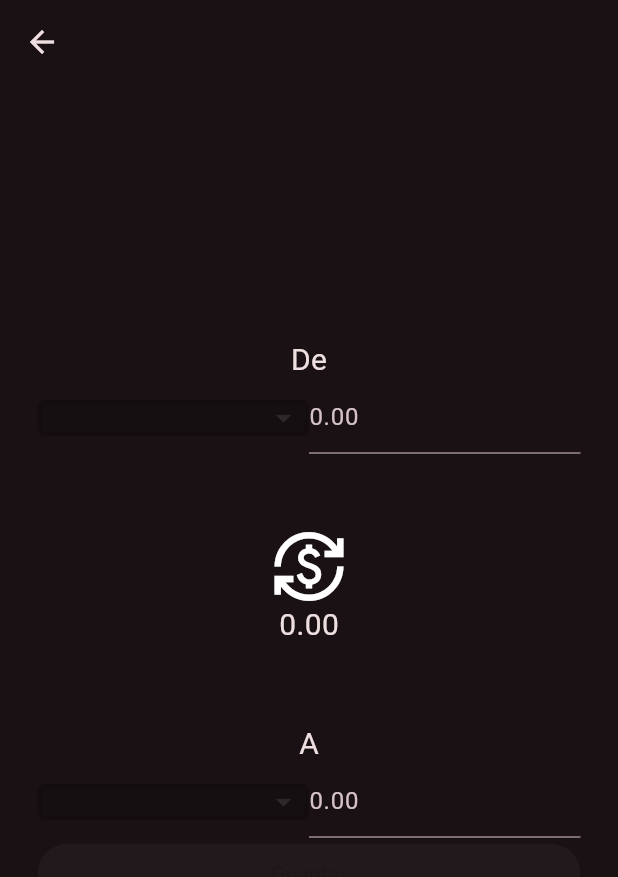
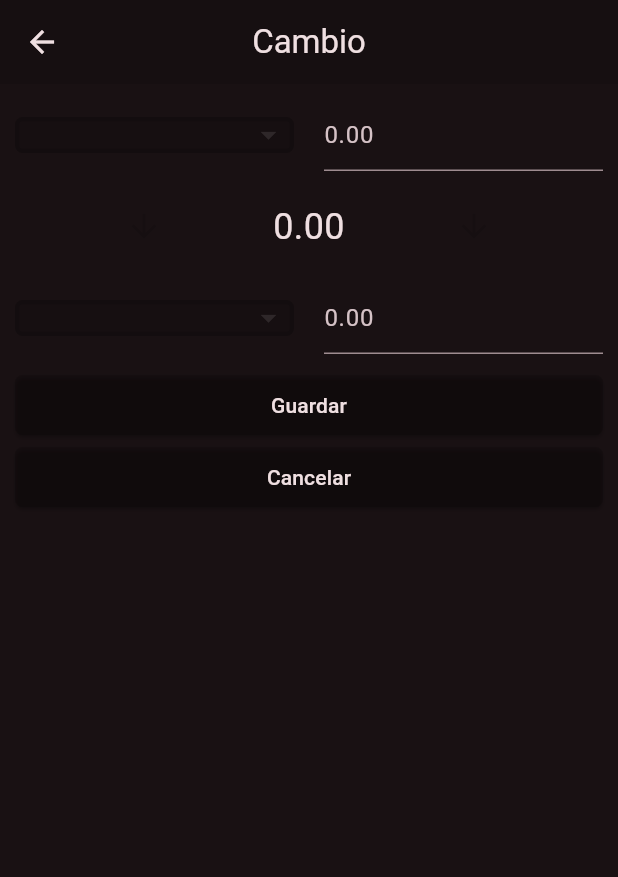
Before and after one commit to Eeshe/fundy, a Flutter app: the ExchangePage screen opened directly, on a phone screen of 412 x 824 dp. Shown: the top 877 px of the screen. Run offline on Flutter 3.47's test engine with Material 3 defaults, Android fonts, the phone set to English and light mode, and no system bars; our stand-ins replace flutter_colorpicker, flutter_expandable_fab, hive, local_auth, month_picker_dialog, percent_indicator and 1 more; missing offline and left inert: coingecko_api; accounts and stored records are empty; generated files the repository leaves out were written again; network calls fail; statements that could not run were skipped.

Commit message:
feat: Stylized exchange page

```diff
--- a/lib/l10n/app_en.arb
+++ b/lib/l10n/app_en.arb
@@ -66,6 +66,7 @@
   "lessThanZeroNewBalance": "New balance can't be lower than 0",
   "balanceUpdate": "Balance Update",
   "cancel": "Cancel",
+  "exchange": "Exchange",
   "fromExchange": "From",
   "toExchange": "To",
   "emptyStartingAccount": "You must select a starting account",
--- a/lib/l10n/app_es.arb
+++ b/lib/l10n/app_es.arb
@@ -66,6 +66,7 @@
   "lessThanZeroNewBalance": "El nuevo saldo no puede ser menor que 0",
   "balanceUpdate": "Actualización de Saldo",
   "cancel": "Cancelar",
+  "exchange": "Cambio",
   "fromExchange": "De",
   "toExchange": "A",
   "emptyStartingAccount": "Debes seleccionar una cuenta inicial",
--- a/lib/ui/pages/exchange_page.dart
+++ b/lib/ui/pages/exchange_page.dart
@@ -2,6 +2,9 @@ import 'package:finman/core/models/account.dart';
 import 'package:finman/core/models/transaction.dart';
 import 'package:finman/ui/shared/localization.dart';
 import 'package:finman/ui/shared/widgets/accout_dropdown_button_widget.dart';
+import 'package:finman/ui/shared/widgets/styled_button_widget.dart';
+import 'package:finman/ui/shared/widgets/text_input_widget.dart';
+import 'package:finman/utils/double_extension.dart';
 import 'package:flutter/material.dart';
 
 class ExchangePage extends StatefulWidget {
@@ -23,10 +26,11 @@ class ExchangePageState extends State<ExchangePage> {
   Account? _startingAccount;
   Account? _finalAccount;
 
-  Widget _createStartingAccountInput() {
+  Widget _createStartingAccountInputWidgets() {
     return Row(
+      mainAxisAlignment: MainAxisAlignment.spaceBetween,
       children: [
-        Expanded(
+        Flexible(
             child: AccountDropdownButtonWidget(
           _startingAccount,
           (account) {
@@ -35,12 +39,12 @@ class ExchangePageState extends State<ExchangePage> {
             });
           },
         )),
-        Expanded(
-          child: TextFormField(
-            controller: _startingAmountController,
-            decoration: const InputDecoration(
+        const SizedBox(width: 20),
+        Flexible(
+          child: TextInputWidget(
+            inputController: _startingAmountController,
             hintText: '0.00',
-            ),
+            textInputType: const TextInputType.numberWithOptions(decimal: true),
             validator: (value) {
               if (_startingAccount == null) {
                 return getAppLocalizations(context)!.emptyStartingAccount;
@@ -60,7 +64,10 @@ class ExchangePageState extends State<ExchangePage> {
               }
               return null;
             },
-            onChanged: (value) => setState(() {}),
+            onChanged: (p0) {
+              setState(() {});
+              return null;
+            },
           ),
         )
       ],
@@ -82,13 +89,34 @@ class ExchangePageState extends State<ExchangePage> {
       double finalAmount = double.parse(finalAmountString);
       rate = finalAmount / startingAmount;
     }
-    return Text(rate.toStringAsFixed(2), style: const TextStyle(fontSize: 20));
+    return Row(
+      mainAxisAlignment: MainAxisAlignment.spaceEvenly,
+      children: [
+        Icon(
+          Icons.arrow_downward,
+          size: 25,
+          color: Theme.of(context).colorScheme.primary,
+        ),
+        Flexible(
+          child: Text(
+            rate.format(),
+            textAlign: TextAlign.center,
+            style: const TextStyle(fontSize: 24),
+          ),
+        ),
+        Icon(
+          Icons.arrow_downward,
+          size: 25,
+          color: Theme.of(context).colorScheme.primary,
+        )
+      ],
+    );
   }
 
   Widget _createFinalAccountInput() {
     return Row(
       children: [
-        Expanded(
+        Flexible(
             child: AccountDropdownButtonWidget(
           _finalAccount,
           (account) {
@@ -97,12 +125,12 @@ class ExchangePageState extends State<ExchangePage> {
             });
           },
         )),
-        Expanded(
-          child: TextFormField(
-            controller: _finalAmountController,
-            decoration: const InputDecoration(
+        const SizedBox(width: 20),
+        Flexible(
+          child: TextInputWidget(
+            inputController: _finalAmountController,
             hintText: '0.00',
-            ),
+            textInputType: const TextInputType.numberWithOptions(decimal: true),
             validator: (value) {
               if (_finalAccount == null) {
                 return getAppLocalizations(context)!.emptyFinalAccount;
@@ -119,7 +147,10 @@ class ExchangePageState extends State<ExchangePage> {
               }
               return null;
             },
-            onChanged: (value) => setState(() {}),
+            onChanged: (p0) {
+              setState(() {});
+              return null;
+            },
           ),
         )
       ],
@@ -130,15 +161,15 @@ class ExchangePageState extends State<ExchangePage> {
     return Row(
       children: [
         Expanded(
-            child: ElevatedButton(
+          child: StyledButtonWidget(
+            text: getAppLocalizations(context)!.save,
             onPressed: () {
               if (!_formKey.currentState!.validate()) return;
               if (_startingAccount == _finalAccount) return;
 
               double startingAmount =
                   double.parse(_startingAmountController.text);
-                  double finalAmount =
-                      double.parse(_finalAmountController.text);
+              double finalAmount = double.parse(_finalAmountController.text);
 
               _startingAccount!.addTransaction(Transaction(
                   _startingAccount!.id,
@@ -156,7 +187,8 @@ class ExchangePageState extends State<ExchangePage> {
                   FocusManager.instance.primaryFocus?.unfocus();
                   Navigator.pop(context);
             },
-                child: Text(getAppLocalizations(context)!.save)))
+          ),
+        )
       ],
     );
   }
@@ -165,12 +197,13 @@ class ExchangePageState extends State<ExchangePage> {
     return Row(
       children: [
         Expanded(
-            child: ElevatedButton(
+          child: StyledButtonWidget(
+            text: getAppLocalizations(context)!.cancel,
             onPressed: () {
               Navigator.pop(context);
             },
-          child: Text(getAppLocalizations(context)!.cancel),
-        ))
+          ),
+        )
       ],
     );
   }
@@ -178,29 +211,24 @@ class ExchangePageState extends State<ExchangePage> {
   @override
   Widget build(BuildContext context) {
     return Scaffold(
-      appBar: AppBar(),
+      appBar: AppBar(
+        centerTitle: true,
+        title: Text(getAppLocalizations(context)!.exchange),
+        backgroundColor: Theme.of(context).colorScheme.primary,
+      ),
       resizeToAvoidBottomInset: false,
       body: Form(
           key: _formKey,
           child: Padding(
-            padding: const EdgeInsets.all(25),
+            padding: const EdgeInsets.all(10),
             child: Column(
-              mainAxisAlignment: MainAxisAlignment.center,
               children: [
-                Text(
-                  getAppLocalizations(context)!.fromExchange,
-                  style: _inputLabelStyle,
-                ),
-                _createStartingAccountInput(),
-                const SizedBox(height: 50),
-                const Icon(Icons.currency_exchange, size: 50),
+                _createStartingAccountInputWidgets(),
+                const SizedBox(height: 20),
                 _createRateCalculationWidget(),
-                const SizedBox(height: 50),
-                Text(
-                  getAppLocalizations(context)!.toExchange,
-                  style: _inputLabelStyle,
-                ),
+                const SizedBox(height: 20),
                 _createFinalAccountInput(),
+                const SizedBox(height: 10),
                 _createSaveButton(),
                 _createCancelButton()
               ],
--- a/lib/ui/shared/widgets/text_input_widget.dart
+++ b/lib/ui/shared/widgets/text_input_widget.dart
@@ -5,13 +5,15 @@ class TextInputWidget extends StatefulWidget {
   final String hintText;
   final TextInputType? textInputType;
   final String? Function(String?)? validator;
+  final String? Function(String?)? onChanged;
 
   const TextInputWidget(
       {super.key,
       required this.inputController,
       required this.hintText,
       this.textInputType,
-      required this.validator});
+      required this.validator,
+      this.onChanged});
 
   @override
   State<StatefulWidget> createState() => TextInputState();
@@ -28,6 +30,7 @@ class TextInputState extends State<TextInputWidget> {
         errorMaxLines: 2),
       keyboardType: widget.textInputType,
       validator: widget.validator,
+      onChanged: widget.onChanged,
     );
   }
 }
```
Lines whose indentation alone changed are shown as unchanged.
